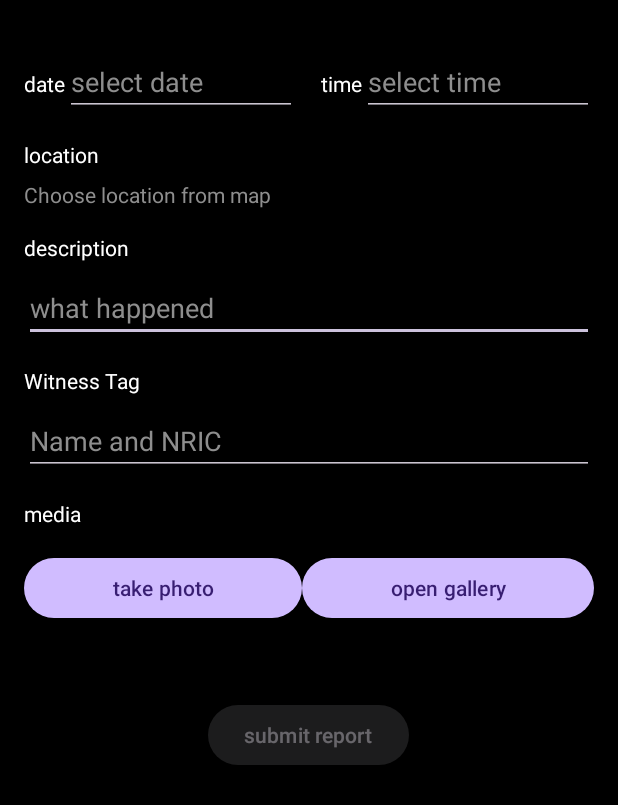
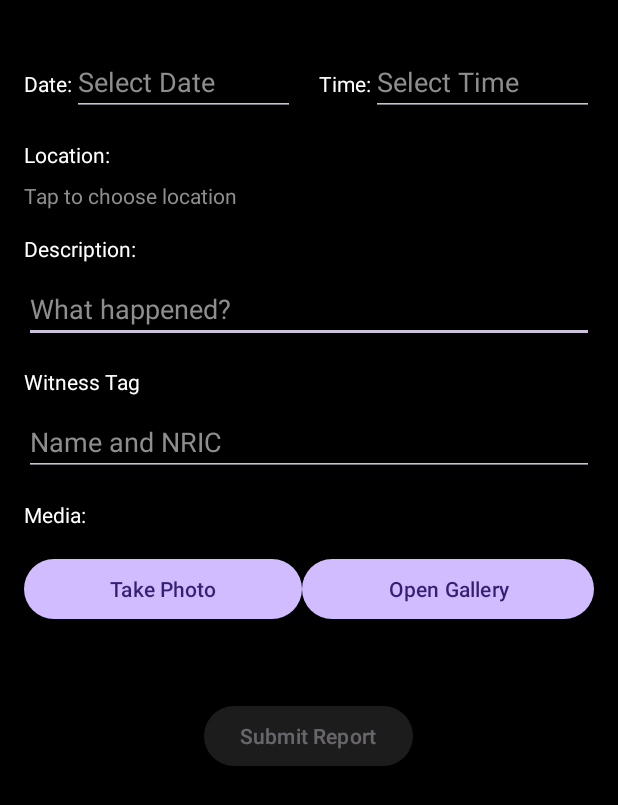
Before and after one commit to Aliff00/CrimeWatch-App, an Android app: the NewUserReporting screen opened directly, with no data from a screen before it, on a phone screen of 412 x 824 dp. Shown: the top 805 px of the screen. Run offline under Robolectric (Android 15) with nearby library versions, the phone set to English and light mode, and no system bars; our stand-ins replace Firebase (no records; nobody signed in at launch, a user with empty details on screens opened directly); plain views replace PreviewView; pictures from the network do not load.

Commit message:
user reporting update

```diff
--- a/app/src/main/AndroidManifest.xml
+++ b/app/src/main/AndroidManifest.xml
@@ -10,6 +10,9 @@
     <uses-permission android:name="android.permission.ACCESS_COARSE_LOCATION" />
     <uses-permission android:name="android.permission.INTERNET" />
     <uses-permission android:name="android.permission.CALL_PHONE" />
+    <uses-permission
+
+        android:name="android.permission.READ_EXTERNAL_STORAGE" />
 
     <application
         android:allowBackup="true"
@@ -32,9 +35,6 @@
             android:exported="false" />
         <activity
             android:name=".ForgotPasswordActivity"
-            android:exported="false" />
-        <activity
-            android:name=".UserReporting"
             android:exported="false" />
         <activity
             android:name=".MainActivity"
--- a/app/src/main/res/layout/activity_new_user_reporting.xml
+++ b/app/src/main/res/layout/activity_new_user_reporting.xml
@@ -10,7 +10,7 @@
     android:padding="16dp"
     android:background="#000000">
 
-<!--    &lt;!&ndash;    Tak guna for now&ndash;&gt;-->
+    <!--    Tak guna for now-->
 <!--    <androidx.camera.view.PreviewView-->
 <!--        android:id="@+id/previewView"-->
 <!--        android:layout_width="match_parent"-->
@@ -26,7 +26,7 @@
             android:id="@+id/textViewDate"
             android:layout_width="wrap_content"
             android:layout_height="wrap_content"
-            android:text="date"
+            android:text="@string/date"
             android:layout_marginTop="16dp"
             android:textColor="@android:color/white"/>
 
@@ -37,7 +37,7 @@
             android:layout_marginTop="16dp"
             android:layout_weight="1"
             android:focusable="false"
-            android:hint="select date"
+            android:hint="@string/select_date"
             android:inputType="none"
             android:onClick="showDatePicker"
             android:textColor="@android:color/white"
@@ -49,7 +49,7 @@
             android:layout_width="wrap_content"
             android:layout_height="wrap_content"
             android:layout_marginStart="16dp"
-            android:text="time"
+            android:text="@string/time"
             android:layout_marginTop="16dp"
             android:textColor="@android:color/white"/>
 
@@ -60,7 +60,7 @@
             android:layout_marginTop="16dp"
             android:layout_weight="1"
             android:focusable="false"
-            android:hint="select time"
+            android:hint="@string/select_time"
             android:inputType="none"
             android:onClick="showTimePicker"
             android:textColor="@android:color/white"
@@ -74,7 +74,7 @@
         android:layout_height="wrap_content"
         android:layout_below="@id/layoutDateTime"
         android:layout_marginTop="16dp"
-        android:text="location"
+        android:text="@string/location"
         android:textColor="@android:color/white"/>
 
     <TextView
@@ -82,10 +82,9 @@
         android:layout_width="match_parent"
         android:layout_height="wrap_content"
         android:layout_below="@id/textViewLocation"
-        android:layout_marginTop="7dp"
-        android:clickable="true"
-        android:hint="Choose location from map"
-        android:textColor="#7786c6"
+        android:layout_marginTop="8dp"
+        android:hint="Tap to choose location"
+        android:textColor="@android:color/white"
         android:textColorHint="#8E8E8E" />
 
     <TextView
@@ -94,7 +93,7 @@
         android:layout_height="wrap_content"
         android:layout_below="@id/editTextLocation"
         android:layout_marginTop="16dp"
-        android:text="description"
+        android:text="@string/description"
         android:textColor="@android:color/white"/>
 
     <EditText
@@ -103,7 +102,7 @@
         android:layout_height="wrap_content"
         android:layout_below="@id/textViewWhatHappen"
         android:layout_marginTop="8dp"
-        android:hint="what happened"
+        android:hint="@string/what_happened"
         android:textColor="@android:color/white"
         android:textColorHint="#8E8E8E" />
     <TextView
@@ -130,7 +129,7 @@
         android:layout_height="wrap_content"
         android:layout_below="@id/editTextTagUsers"
         android:layout_marginTop="16dp"
-        android:text="media"
+        android:text="@string/media"
         android:textColor="@android:color/white"/>
 
     <LinearLayout
@@ -147,14 +146,14 @@
             android:layout_height="wrap_content"
             android:layout_weight="1"
             android:onClick="takePhoto"
-            android:text="take photo" />
+            android:text="@string/take_photo" />
 
         <Button
             android:id="@+id/btnUploadGallery"
             android:layout_width="wrap_content"
             android:layout_weight="1"
             android:layout_height="wrap_content"
-            android:text="open gallery"
+            android:text="@string/open_gallery"
             android:onClick="uploadFromGallery" />
     </LinearLayout>
 
@@ -167,7 +166,7 @@
         android:layout_marginTop="8dp"
         android:visibility="gone"
         android:scaleType="fitCenter"
-        android:contentDescription="/todo" />
+        android:contentDescription="@string/todo" />
 
     <Button
         android:id="@+id/btnSubmitReport"
@@ -176,7 +175,7 @@
         android:layout_below="@id/imageViewMedia"
         android:layout_centerHorizontal="true"
         android:layout_marginTop="50dp"
-        android:text="submit report"/>
+        android:text="@string/submit_report"/>
 
     <FrameLayout
         android:layout_width="match_parent"
--- a/app/src/main/res/layout/fragment_my.xml
+++ b/app/src/main/res/layout/fragment_my.xml
@@ -2,8 +2,8 @@
 <androidx.constraintlayout.widget.ConstraintLayout xmlns:android="http://schemas.android.com/apk/res/android"
     xmlns:app="http://schemas.android.com/apk/res-auto"
     xmlns:tools="http://schemas.android.com/tools"
-    android:layout_width="match_parent"
-    android:layout_height="match_parent"
+    android:layout_width="wrap_content"
+    android:layout_height="wrap_content"
     android:background="@color/backgroundGrey"
     tools:context=".MyFragment">
 
--- a/app/src/main/res/values/strings.xml
+++ b/app/src/main/res/values/strings.xml
@@ -13,4 +13,18 @@
     <string name="NUR"> Talian Nur is the hotline link to enable early intervention for victims of domestic violence, child abuse, and natural disasters and this is powered by Juris Contact.</string>
     <string name="WAO">Womens Aid Organisation (WAO) is a Malaysian NGO that provides free shelter, counselling, and crisis support to women and children who experience abuse.</string>
     <string name="api_key">AIzaSyBBuX8J5JTjAMb11N1OEQizDix42NYf1VU</string>
+    <string name="date">Date:</string>
+    <string name="select_date">Select Date</string>
+    <string name="select_time">Select Time</string>
+    <string name="time">Time:</string>
+    <string name="describe_the_location">Describe the location</string>
+    <string name="description">Description:</string>
+    <string name="what_happened">What happened?</string>
+    <string name="media">Media:</string>
+    <string name="upload_media">Upload Media</string>
+    <string name="location">Location:</string>
+    <string name="submit_report">Submit Report</string>
+    <string name="todo">TODO</string>
+    <string name="open_gallery">Open Gallery</string>
+    <string name="take_photo">Take Photo</string>
 </resources>
```
Also changed, not shown: app/src/main/java/com/example/crimewatch/NewUserReporting.java (+73 -11 lines).
